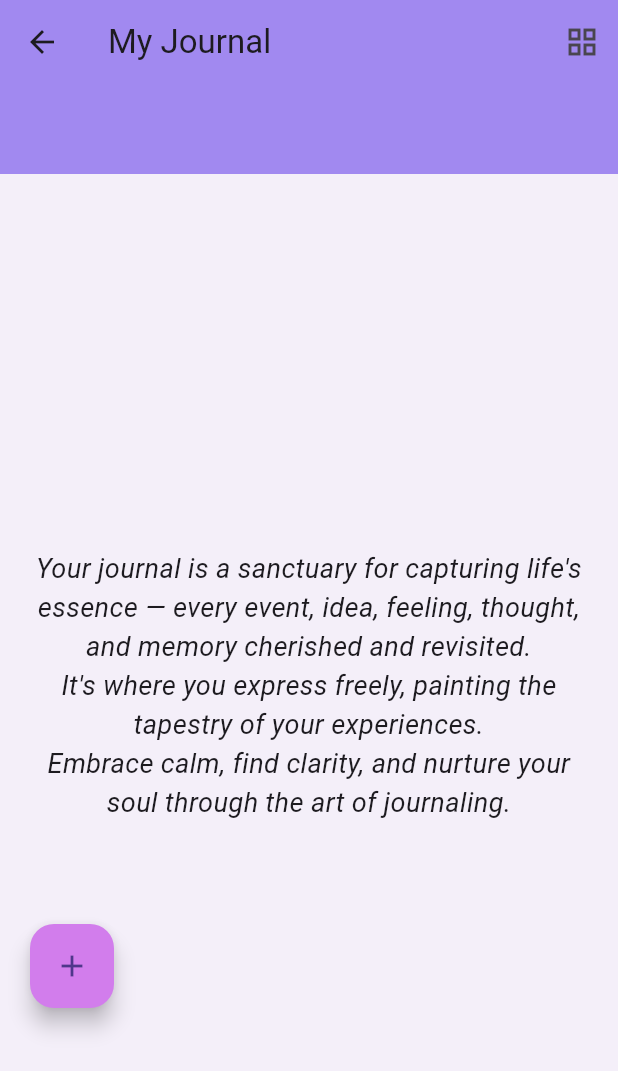
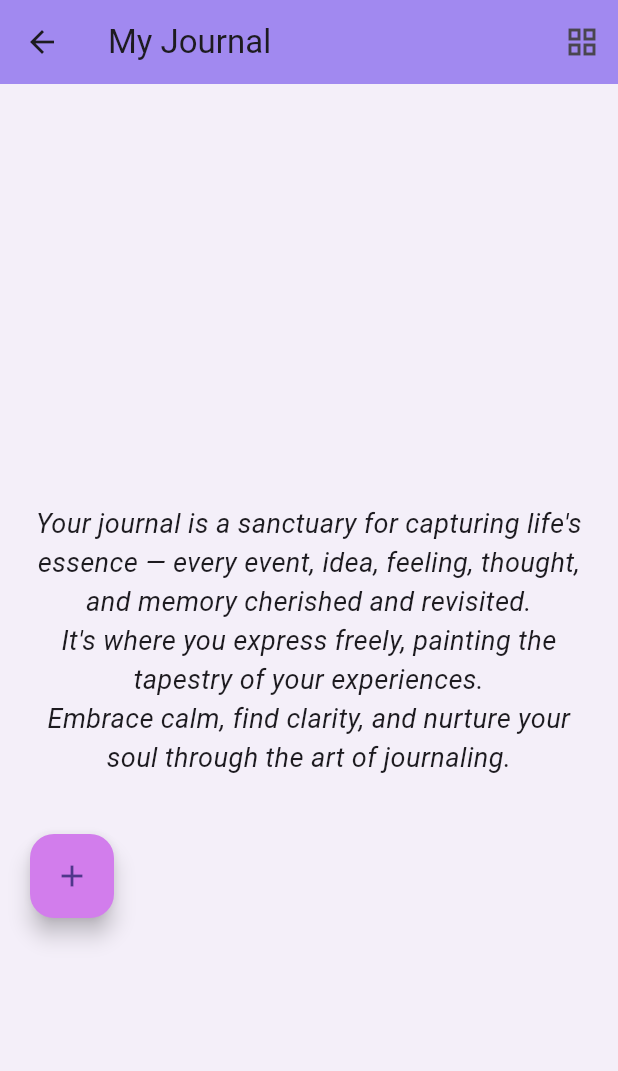
Before and after one commit to GeetishM/MindSarthi, a Flutter app: the Journal screen opened by its route, on a phone screen of 412 x 824 dp. Shown: the top 1071 px of the screen. Run offline on Flutter 3.47's test engine with Material 3 defaults, Android fonts, the phone set to English and light mode, and no system bars; our stand-ins replace cloud_firestore, firebase_auth, firebase_core, flutter_markdown, flutter_secure_storage, flutter_slidable and 12 more; accounts and stored records are empty.

Commit message:
resolved some minor conflicts in journal.dart

```diff
--- a/lib/features/personal_user/screens/1homepage/Journal/journal.dart
+++ b/lib/features/personal_user/screens/1homepage/Journal/journal.dart
@@ -34,6 +34,11 @@ class _JournalState extends State<Journal> {
 
   @override
   Widget build(BuildContext context) {
+    final bool hasEntries = journalBox.isNotEmpty;
+    final double searchBarHeight = 60;
+    final double appBarHeight =
+        kToolbarHeight + (hasEntries ? searchBarHeight : 0);
+
     return Scaffold(
       appBar: AppBar(
         title: const Text("My Journal"),
@@ -45,32 +50,43 @@ class _JournalState extends State<Journal> {
           ),
         ],
         bottom: PreferredSize(
-          preferredSize: const Size.fromHeight(60),
+          preferredSize: Size.fromHeight(
+            journalBox.isNotEmpty ? 60 : 0,
+          ),
           child: ValueListenableBuilder(
             valueListenable: journalBox.listenable(),
             builder: (context, Box<JournalEntry> box, _) {
-              if (box.values.isEmpty) return const SizedBox.shrink();
-
-              return Padding(
+              final bool hasEntries = box.isNotEmpty;
+              return hasEntries
+                  ? Padding(
                       padding: const EdgeInsets.fromLTRB(12, 4, 12, 8),
+                      child: Material(
+                        elevation: 4,
+                        borderRadius: BorderRadius.circular(12),
+                        shadowColor: Colors.black.withOpacity(0.2),
                         child: TextField(
                           decoration: InputDecoration(
                             hintText: 'Search by title, tag or word...',
                             prefixIcon: const Icon(Icons.search),
                             filled: true,
+                            fillColor: Colors.white,
                             border: OutlineInputBorder(
                               borderRadius: BorderRadius.circular(12),
+                              borderSide: BorderSide.none,
                             ),
                           ),
                           onChanged: (value) {
                             setState(() => searchQuery = value.toLowerCase());
                           },
                         ),
-              );
+                      ),
+                    )
+                  : const SizedBox.shrink();
             },
           ),
         ),
       ),
+
       body: LayoutBuilder(
         builder: (context, constraints) {
           const double fabSize = 56;
@@ -267,7 +283,10 @@ class _JournalState extends State<Journal> {
                                           crossAxisAlignment:
                                               CrossAxisAlignment.start,
                                           children: [
-                                            EntryDates(createdAt: entry.createdAt, lastEdited: entry.lastEdited),
+                                            EntryDates(
+                                              createdAt: entry.createdAt,
+                                              lastEdited: entry.lastEdited,
+                                            ),
                                           ],
                                         ),
                                       ],
--- a/lib/features/personal_user/screens/1homepage/Journal/journal_edit.dart
+++ b/lib/features/personal_user/screens/1homepage/Journal/journal_edit.dart
@@ -123,7 +123,7 @@ class _JournalEditState extends State<JournalEdit> {
         action: SnackBarAction(
           label: 'Undo',
           onPressed: () async {
-            await box.putAt(deletedIndex, deletedEntry);
+            await box.add(deletedEntry); // <-- Use add instead of putAt
             setState(() {});
           },
         ),
```
Lines whose indentation alone changed are shown as unchanged.
